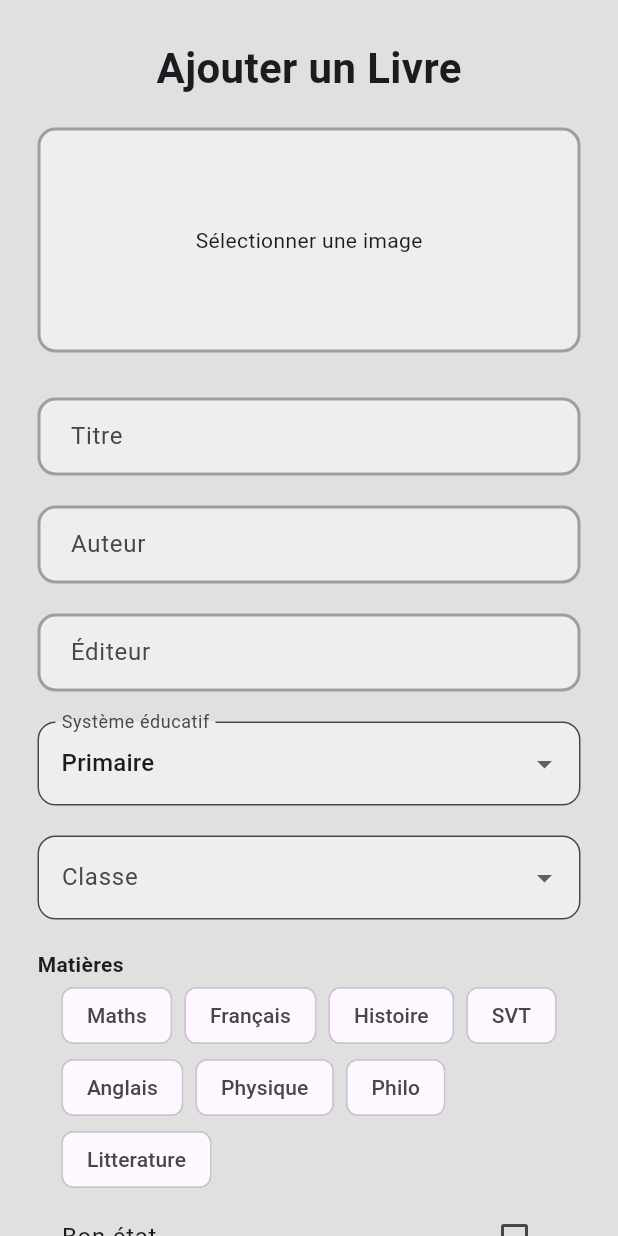
After one commit to McProsper/bookswap, a Flutter app: the AddBooksPage screen opened by its route, on a phone screen of 412 x 824 dp. The commit adds this screen. Run offline on Flutter 3.47's test engine with Material 3 defaults, Android fonts, the phone set to English and light mode, and no system bars; our stand-ins replace image_picker, simple_animations.

Commit message:
Add Book Form UI

```diff
--- a/lib/app/routes.dart
+++ b/lib/app/routes.dart
@@ -1,4 +1,5 @@
 import 'package:bookswap/presentation/choice_page.dart';
+import 'package:bookswap/presentation/j_ai_un_livre/add_books.dart';
 import 'package:bookswap/presentation/je_recherche_un_livre/books_list_page.dart';
 import 'package:flutter/material.dart';
 import '../presentation/login_page.dart';
@@ -9,11 +10,13 @@ class AppRoutes {
   static const String register = '/register';
   static const String choice = '/choice';
   static const String bookList = '/books-list';
+  static const String addBookForm = '/add-book-form';
 
   static Map<String, WidgetBuilder> get routes => {
         home: (context) => const LoginPage(),
         register: (context) => const RegisterPage(),
         choice: (context) => const ChoicePage(),
         bookList: (context) => const BooksListPage(),
+        addBookForm: (context) => const AddBooksPage(),
       };
 }
--- /dev/null
+++ b/lib/core/constants/education_constants.dart
@@ -0,0 +1,4 @@
+
+const List<String> classesPrimaire = ['SIL', 'CP', 'CE1', 'CE2', 'CM1', 'CM2'];
+const List<String> classesSecondaire = ['6ème', '5ème', '4ème', '3ème', '2nde', '1ère', 'Tle'];
+const List<String> matieres = ['Maths', 'Français', 'Histoire', 'SVT', 'Anglais', 'Physique', 'Philo', 'Litterature'];
--- /dev/null
+++ b/lib/core/utils/add_book_form_utils.dart
@@ -0,0 +1,54 @@
+// core/utils/book_form_utils.dart
+import 'dart:io';
+import 'dart:io' as io;
+import 'package:flutter/foundation.dart';
+import 'package:flutter/material.dart';
+import 'package:image_picker/image_picker.dart';
+
+class BookFormUtils {
+  static final picker = ImagePicker();
+
+  /// Ouvre la galerie et sélectionne une image valide
+  static Future<dynamic> pickImageFromGallery(BuildContext context) async {
+    final picked = await picker.pickImage(source: ImageSource.gallery);
+    if (picked != null) {
+      final ext = picked.name.split('.').last.toLowerCase();
+      if (['jpg', 'jpeg', 'png'].contains(ext)) {
+        if (kIsWeb) {
+          final bytes = await picked.readAsBytes(); // ✅ pour le web
+          return bytes; // type: Uint8List
+        } else {
+          return io.File(picked.path); // ✅ pour mobile
+        }
+      } else {
+        ScaffoldMessenger.of(context).showSnackBar(
+          const SnackBar(content: Text('Veuillez sélectionner une image valide.')),
+        );
+      }
+    }
+    return null;
+  }
+  static void logFormValues({
+    required String? titre,
+    required String? auteur,
+    required String? editeur,
+    required String? classe,
+    required String systeme,
+    required bool bonEtat,
+    required bool disponible,
+    required List<String> matieres,
+    required File? image,
+  }) {
+    print({
+      'titre': titre,
+      'auteur': auteur,
+      'editeur': editeur,
+      'classe': classe,
+      'systeme': systeme,
+      'état': bonEtat ? 'bon' : 'mauvais',
+      'statut': disponible ? 'disponible' : 'vendu',
+      'matières': matieres,
+      'image': image?.path,
+    });
+  }
+}
--- /dev/null
+++ b/lib/presentation/j_ai_un_livre/add_books.dart
@@ -0,0 +1,204 @@
+import 'dart:io';
+import 'package:flutter/material.dart';
+import '../../../core/constants/education_constants.dart';
+import '../../../core/utils/add_book_form_utils.dart';
+
+class AddBooksPage extends StatefulWidget {
+  const AddBooksPage({Key? key}) : super(key: key);
+
+  @override
+  State<AddBooksPage> createState() => _AddBooksPageState();
+}
+
+class _AddBooksPageState extends State<AddBooksPage> {
+  final _formKey = GlobalKey<FormState>();
+
+  File? _image;
+  String? _titre, _auteur, _editeur, _classe;
+  String _systeme = 'Primaire';
+  bool _bonEtat = false, _disponible = false;
+  final List<String> _matieres = [];
+
+  @override
+  Widget build(BuildContext context) {
+    final classes = _systeme == 'Primaire' ? classesPrimaire : classesSecondaire;
+
+    return Scaffold(
+      backgroundColor: Colors.grey[300],
+      body: SafeArea(
+        child: SingleChildScrollView(
+          padding: const EdgeInsets.all(25),
+          child: Form(
+            key: _formKey,
+            child: Column(
+              children: [
+                const Text(
+                  'Ajouter un Livre',
+                  style: TextStyle(fontWeight: FontWeight.bold, fontSize: 28),
+                ),
+                const SizedBox(height: 20),
+
+                GestureDetector(
+                  onTap: () async {
+                    final pickedImage = await BookFormUtils.pickImageFromGallery(context);
+                    if (pickedImage != null) {
+                      setState(() => _image = pickedImage);
+                    }
+                  },
+                  child: _image == null
+                      ? _buildImagePlaceholder()
+                      : ClipRRect(
+                          borderRadius: BorderRadius.circular(12),
+                          child: Image.file(_image!, height: 150),
+                        ),
+                ),
+
+                const SizedBox(height: 20),
+                _buildInput('Titre', onSaved: (val) => _titre = val),
+                _buildInput('Auteur', onSaved: (val) => _auteur = val),
+                _buildInput('Éditeur', onSaved: (val) => _editeur = val),
+
+                _buildDropdown(
+                  label: 'Système éducatif',
+                  value: _systeme,
+                  items: ['Primaire', 'Secondaire'],
+                  onChanged: (val) => setState(() {
+                    _systeme = val!;
+                    _classe = null;
+                  }),
+                ),
+
+                _buildDropdown(
+                  label: 'Classe',
+                  value: _classe,
+                  items: classes,
+                  onChanged: (val) => setState(() => _classe = val),
+                ),
+
+                const SizedBox(height: 10),
+                Align(
+                  alignment: Alignment.centerLeft,
+                  child: Text("Matières", style: TextStyle(fontWeight: FontWeight.bold)),
+                ),
+                Wrap(
+                  spacing: 8,
+                  children: matieres.map((matiere) {
+                    return FilterChip(
+                      label: Text(matiere),
+                      selected: _matieres.contains(matiere),
+                      onSelected: (selected) {
+                        setState(() {
+                          selected ? _matieres.add(matiere) : _matieres.remove(matiere);
+                        });
+                      },
+                    );
+                  }).toList(),
+                ),
+
+                _buildCheckbox('Bon état', _bonEtat, (val) => setState(() => _bonEtat = val)),
+                _buildCheckbox('Disponible', _disponible, (val) => setState(() => _disponible = val)),
+
+                const SizedBox(height: 20),
+                GestureDetector(
+                  onTap: () {
+                    _formKey.currentState?.save();
+                    BookFormUtils.logFormValues(
+                      titre: _titre,
+                      auteur: _auteur,
+                      editeur: _editeur,
+                      classe: _classe,
+                      systeme: _systeme,
+                      bonEtat: _bonEtat,
+                      disponible: _disponible,
+                      matieres: _matieres,
+                      image: _image,
+                    );
+                  },
+                  child: Container(
+                    padding: const EdgeInsets.all(20),
+                    decoration: BoxDecoration(
+                      color: Colors.deepOrangeAccent,
+                      borderRadius: BorderRadius.circular(12),
+                    ),
+                    child: const Center(
+                      child: Text(
+                        "Soumettre",
+                        style: TextStyle(color: Colors.white, fontWeight: FontWeight.bold, fontSize: 18),
+                      ),
+                    ),
+                  ),
+                ),
+              ],
+            ),
+          ),
+        ),
+      ),
+    );
+  }
+
+  Widget _buildImagePlaceholder() {
+    return Container(
+      height: 150,
+      width: double.infinity,
+      decoration: BoxDecoration(
+        color: Colors.grey[200],
+        border: Border.all(color: Colors.grey, width: 2),
+        borderRadius: BorderRadius.circular(12),
+      ),
+      child: const Center(child: Text('Sélectionner une image')),
+    );
+  }
+
+  Widget _buildInput(String hint, {void Function(String?)? onSaved}) {
+    return Padding(
+      padding: const EdgeInsets.symmetric(vertical: 10),
+      child: Container(
+        decoration: BoxDecoration(
+          color: Colors.grey[200],
+          border: Border.all(color: Colors.grey, width: 2),
+          borderRadius: BorderRadius.circular(12),
+        ),
+        child: Padding(
+          padding: const EdgeInsets.only(left: 20.0),
+          child: TextFormField(
+            decoration: InputDecoration(
+              hintText: hint,
+              border: InputBorder.none,
+            ),
+            onSaved: onSaved,
+          ),
+        ),
+      ),
+    );
+  }
+
+  Widget _buildDropdown({
+    required String label,
+    required String? value,
+    required List<String> items,
+    required void Function(String?)? onChanged,
+  }) {
+    return Padding(
+      padding: const EdgeInsets.symmetric(vertical: 10),
+      child: DropdownButtonFormField<String>(
+        decoration: InputDecoration(
+          labelText: label,
+          border: OutlineInputBorder(borderRadius: BorderRadius.circular(12)),
+          filled: true,
+          fillColor: Colors.grey[200],
+        ),
+        value: value,
+        items: items.map((item) => DropdownMenuItem(value: item, child: Text(item))).toList(),
+        onChanged: onChanged,
+      ),
+    );
+  }
+
+  Widget _buildCheckbox(String title, bool value, void Function(bool) onChanged) {
+    return CheckboxListTile(
+      title: Text(title),
+      value: value,
+      onChanged: (val) => onChanged(val!),
+    );
+  }
+}
--- a/pubspec.yaml
+++ b/pubspec.yaml
@@ -10,6 +10,7 @@ dependencies:
   flutter:
     sdk: flutter
   simple_animations: ^5.0.2
+  image_picker: ^1.0.4
 
 dev_dependencies:
   flutter_test:
```
Also changed, not shown: lib/core/widgets/form_widgets.dart (added, +72 -0 lines), lib/presentation/choice_page.dart (+10 -0 lines), lib/presentation/je_recherche_un_livre/books_list_page.dart (+20 -25 lines), pubspec.lock, 5 other files.
